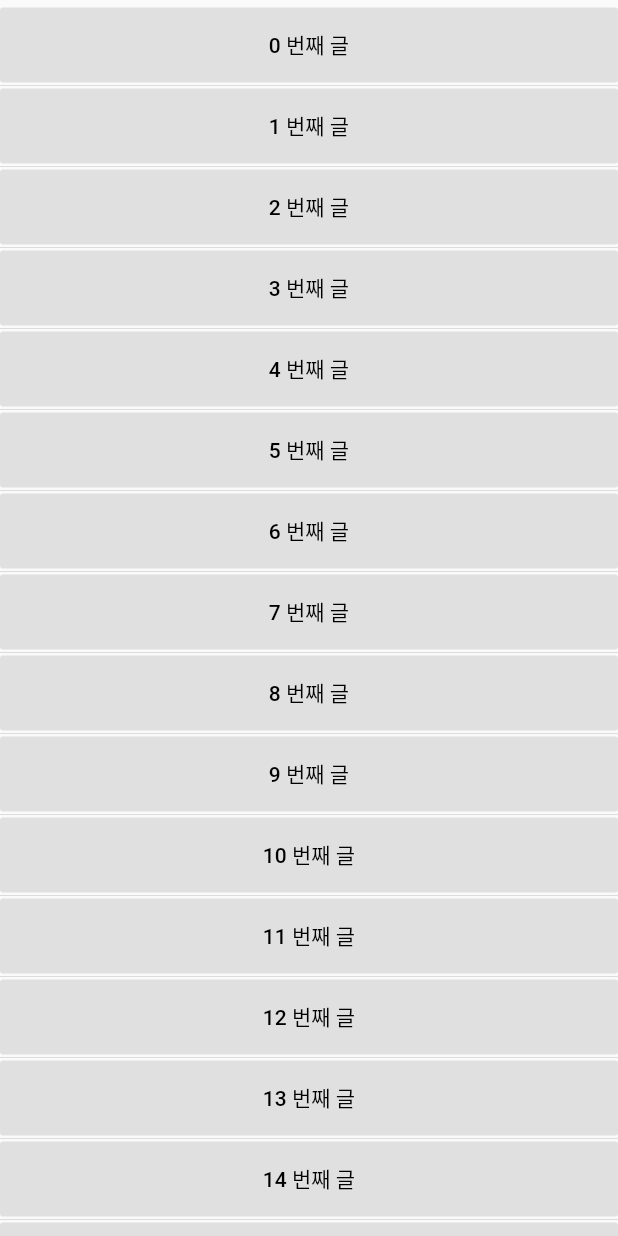
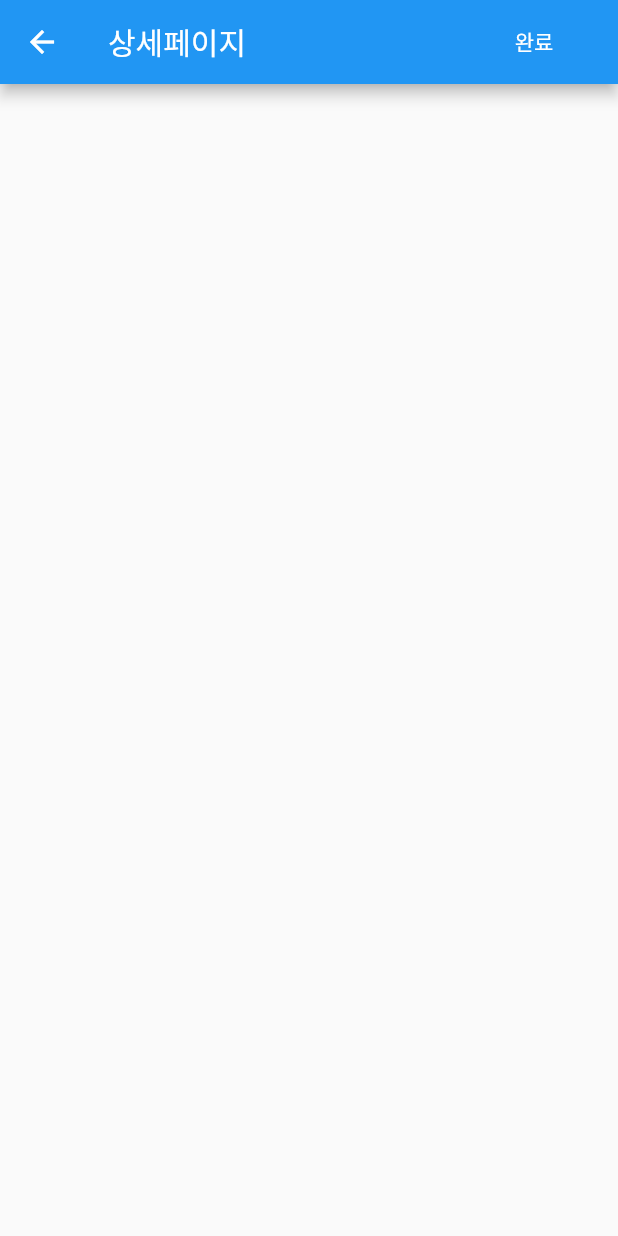
Before and after one commit to ziponia/flutter-guide, a Flutter app: the PostList screen opened directly, after a tap on an icon or button, on a phone screen of 412 x 824 dp. Run offline on Flutter 3.47's test engine with Material 2 defaults, Android fonts, the phone set to English and light mode, and no system bars; Roboto replaces fonts that are missing (NotoSansCJKkr).

Commit message:
in progress #3
라우팅 할 수 있도록 구현 해 봄.

```diff
--- a/lib/components/post/post_list.dart
+++ b/lib/components/post/post_list.dart
@@ -1,6 +1,7 @@
 import 'package:flutter/cupertino.dart';
 import 'package:flutter/material.dart';
 import 'package:my_app/components/post/post_model.dart';
+import 'package:my_app/route/route.dart';
 
 class PostList extends StatefulWidget {
   @override
@@ -83,6 +84,7 @@ class PostListItem extends StatelessWidget {
             textTheme: ButtonTextTheme.primary,
             onPressed: () {
               // 포스트 디테일 이동
+              Navigator.pushNamed(context, '/posts/detail');
             },
           ),
           height: 50,
--- a/lib/components/post/post_model.dart
+++ b/lib/components/post/post_model.dart
@@ -1,4 +1,4 @@
-import 'dart:developer';
+
 
 
 class Post {
--- /dev/null
+++ b/lib/route/post_detail.dart
@@ -0,0 +1,40 @@
+import 'package:flutter/cupertino.dart';
+import 'package:flutter/material.dart';
+
+class PostDetailPage extends StatefulWidget {
+  @override
+  _PostDetailPage createState() => _PostDetailPage();
+}
+
+class _PostDetailPage extends State<PostDetailPage> {
+  @override
+  Widget build(BuildContext context) {
+    return Scaffold(
+      appBar: AppBar(
+        title: Row(
+          children: <Widget>[
+            Expanded(
+              child: Text(
+                "상세페이지",
+                style: TextStyle(fontWeight: FontWeight.w500),
+              ),
+            ),
+            ButtonBar(
+              children: [
+                FlatButton(
+                  color: Colors.transparent,
+                  child: Text(
+                    "완료",
+                    style: TextStyle(color: Colors.white),
+                  ),
+                  onPressed: () {},
+                )
+              ],
+            )
+          ],
+        ),
+      ),
+
+    );
+  }
+}
--- /dev/null
+++ b/lib/route/route.dart
@@ -0,0 +1,8 @@
+import 'package:my_app/route/home.dart';
+import 'package:my_app/route/post_detail.dart';
+
+var routes = {
+  '/': (context) => HomePage(),
+  '/posts': (context) => HomePage(),
+  '/posts/detail': (context) => PostDetailPage()
+};
--- a/lib/screen/home.dart
+++ /dev/null
@@ -1,29 +0,0 @@
-import 'package:flutter/material.dart';
-
-class MyHomePage extends StatefulWidget {
-  MyHomePage({Key key, this.title}) : super(key: key);
-
-  final String title;
-
-  @override
-  _MyHomePageState createState() => _MyHomePageState();
-}
-
-class _MyHomePageState extends State<MyHomePage> {
-
-  @override
-  Widget build(BuildContext context) {
-    return MaterialApp(
-      title: "hello world!",
-      home: Scaffold(
-        appBar: AppBar(
-          title: Text("hello world",
-          style: TextStyle(fontFamily: "NotoSansCJKkr", fontWeight: FontWeight.w100),),
-        ),
-        body: Center(
-          child: Text("flutter!"),
-        ),
-      ),
-    );
-  }
-}
```
Also changed, not shown: lib/main.dart (+11 -9 lines), lib/route/home.dart (added, +24 -0 lines), 1 other file.
